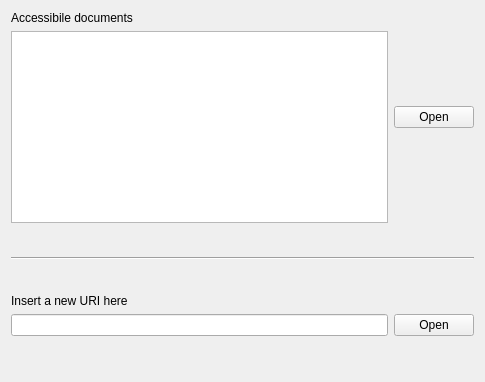
GiuliCler/GIMPteam, file CLIENT/GUI/ui/gui_opendoc.ui: the form before one commit.
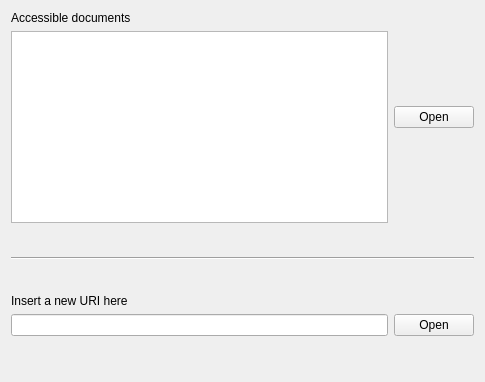
The form after the commit.

Commit message:
Forget document
Visto che non facciamo una vera e propria remove l'ho chiamato forget

Patch:
```diff
--- a/CLIENT/GUI/ui/gui_opendoc.ui
+++ b/CLIENT/GUI/ui/gui_opendoc.ui
@@ -30,7 +30,7 @@
           <cursorShape>IBeamCursor</cursorShape>
          </property>
          <property name="text">
-          <string>Accessibile documents</string>
+          <string>Accessible documents</string>
          </property>
          <property name="textInteractionFlags">
           <set>Qt::LinksAccessibleByMouse|Qt::TextSelectableByMouse</set>
```
The commit also changes 15 other files.
